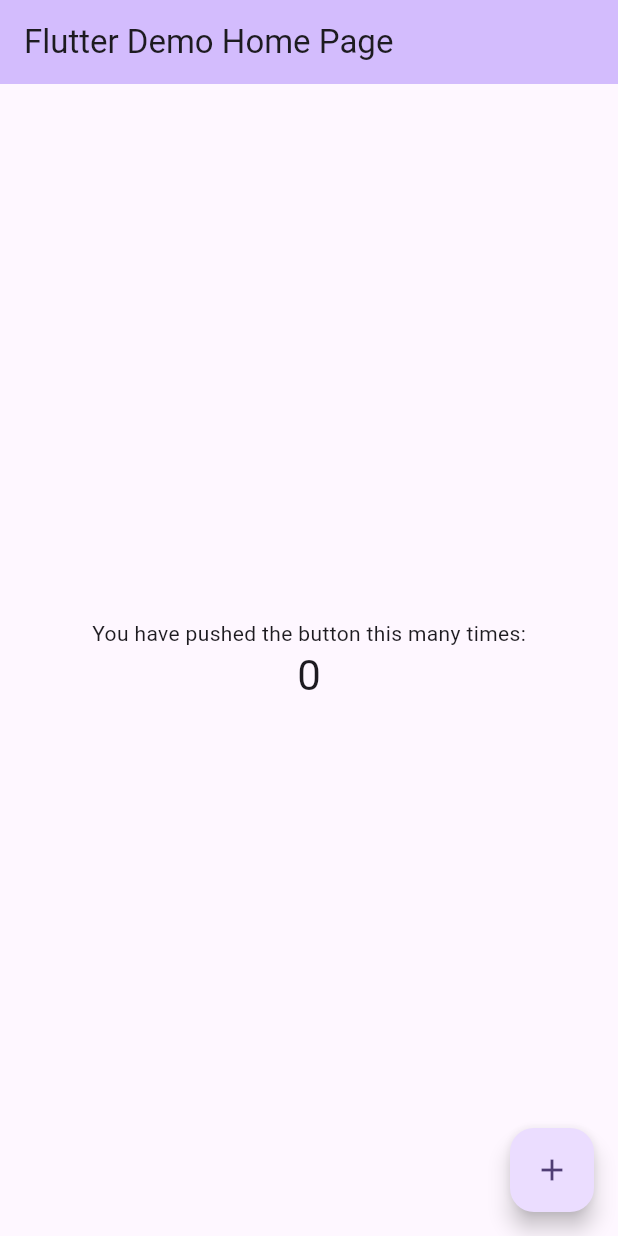
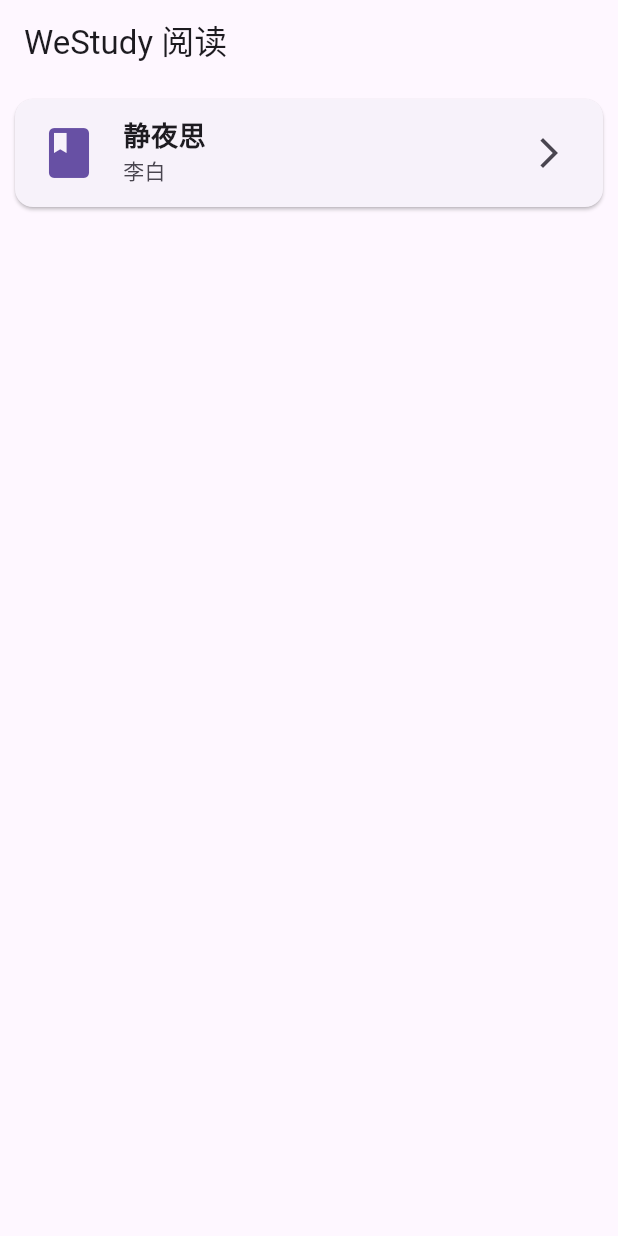
Before and after one commit to jinjiazhang/westudy, a Flutter app: the screen it shows after launch, on a phone screen of 412 x 824 dp. Run offline on Flutter 3.47's test engine with Material 3 defaults, Android fonts, the phone set to English and light mode, and no system bars.

Commit message:
初版代码

```diff
--- /dev/null
+++ b/lib/data/sample_data.dart
@@ -0,0 +1,48 @@
+import '../models/character_info_model.dart';
+import '../models/story_model.dart';
+
+// 示例生字数据
+// 在实际应用中，这部分数据可能非常庞大，需要从数据库或API获取
+final Map<String, CharacterInfo> sampleCharacterData = {
+  '床': CharacterInfo(character: '床', pinyin: 'chuáng', strokes: '7画', meaning: '供人躺在上面睡觉的家具。'),
+  '前': CharacterInfo(character: '前', pinyin: 'qián', strokes: '9画', meaning: '方位词。跟“后”相对。'),
+  '明': CharacterInfo(character: '明', pinyin: 'míng', strokes: '8画', meaning: '亮，与“暗”相对。'),
+  '月': CharacterInfo(character: '月', pinyin: 'yuè', strokes: '4画', meaning: '月球，通常指其在地球上的可见部分。'),
+  '光': CharacterInfo(character: '光', pinyin: 'guāng', strokes: '6画', meaning: '通常指照耀在物体上，使人能看见物体的那种物质。'),
+  '疑': CharacterInfo(character: '疑', pinyin: 'yí', strokes: '14画', meaning: '怀疑；不相信。'),
+  '是': CharacterInfo(character: '是', pinyin: 'shì', strokes: '9画', meaning: '表示肯定。'),
+  '地': CharacterInfo(character: '地', pinyin: 'dì', strokes: '6画', meaning: '地球的表面。'),
+  '霜': CharacterInfo(character: '霜', pinyin: 'shuāng', strokes: '17画', meaning: '接近地面空气中的水蒸气或水汽凝华而成的白色松脆的冰晶。'),
+  '举': CharacterInfo(character: '举', pinyin: 'jǔ', strokes: '9画', meaning: '向上抬，向上托。'),
+  '头': CharacterInfo(character: '头', pinyin: 'tóu', strokes: '5画', meaning: '人或动物脖子以上的部分。'),
+  '望': CharacterInfo(character: '望', pinyin: 'wàng', strokes: '11画', meaning: '向远处看；向高处看。'),
+  '低': CharacterInfo(character: '低', pinyin: 'dī', strokes: '7画', meaning: '从下向上距离小。跟“高”相对。'),
+  '故': CharacterInfo(character: '故', pinyin: 'gù', strokes: '9画', meaning: '缘故；原因。'),
+  '乡': CharacterInfo(character: '乡', pinyin: 'xiāng', strokes: '3画', meaning: '家乡；故乡。'),
+  // ... 可以添加更多字
+};
+
+// 示例故事数据
+final List<Story> sampleStories = [
+  Story(
+    title: '静夜思',
+    author: '李白',
+    backgroundImage: 'assets/images/night_sky.jpg', // 确保图片路径正确
+    pages: [
+      StoryPage(content: '床前明月光，'),
+      StoryPage(content: '疑是地上霜。'),
+      StoryPage(content: '举头望明月，'),
+      StoryPage(content: '低头思故乡。'),
+    ],
+  ),
+  // 你可以添加更多故事，例如鲁滨逊漂流记的节选
+  // Story(
+  //   title: '鲁滨逊漂流记 (节选)',
+  //   author: '丹尼尔·笛福',
+  //   backgroundImage: 'assets/images/island_background.jpg', // 换个背景
+  //   pages: [
+  //     StoryPage(content: '我于一六三二年，在约克市出生...'),
+  //     StoryPage(content: '我的父亲是一个不来梅的外地人...'),
+  //   ],
+  // ),
+];
--- a/lib/main.dart
+++ b/lib/main.dart
@@ -1,122 +1,23 @@
 import 'package:flutter/material.dart';
+import 'screens/home_screen.dart';
 
 void main() {
-  runApp(const MyApp());
+  runApp(WeStudyApp());
 }
 
-class MyApp extends StatelessWidget {
-  const MyApp({super.key});
+class WeStudyApp extends StatelessWidget {
+  const WeStudyApp({super.key});
 
-  // This widget is the root of your application.
   @override
   Widget build(BuildContext context) {
     return MaterialApp(
-      title: 'Flutter Demo',
+      title: 'WeStudy',
       theme: ThemeData(
-        // This is the theme of your application.
-        //
-        // TRY THIS: Try running your application with "flutter run". You'll see
-        // the application has a purple toolbar. Then, without quitting the app,
-        // try changing the seedColor in the colorScheme below to Colors.green
-        // and then invoke "hot reload" (save your changes or press the "hot
-        // reload" button in a Flutter-supported IDE, or press "r" if you used
-        // the command line to start the app).
-        //
-        // Notice that the counter didn't reset back to zero; the application
-        // state is not lost during the reload. To reset the state, use hot
-        // restart instead.
-        //
-        // This works for code too, not just values: Most code changes can be
-        // tested with just a hot reload.
-        colorScheme: ColorScheme.fromSeed(seedColor: Colors.deepPurple),
+        primarySwatch: Colors.blue, // 你可以自定义主题颜色
+        visualDensity: VisualDensity.adaptivePlatformDensity,
       ),
-      home: const MyHomePage(title: 'Flutter Demo Home Page'),
+      home: HomeScreen(),
+      debugShowCheckedModeBanner: false, // 去掉右上角的Debug标签
     );
   }
 }
-
-class MyHomePage extends StatefulWidget {
-  const MyHomePage({super.key, required this.title});
-
-  // This widget is the home page of your application. It is stateful, meaning
-  // that it has a State object (defined below) that contains fields that affect
-  // how it looks.
-
-  // This class is the configuration for the state. It holds the values (in this
-  // case the title) provided by the parent (in this case the App widget) and
-  // used by the build method of the State. Fields in a Widget subclass are
-  // always marked "final".
-
-  final String title;
-
-  @override
-  State<MyHomePage> createState() => _MyHomePageState();
-}
-
-class _MyHomePageState extends State<MyHomePage> {
-  int _counter = 0;
-
-  void _incrementCounter() {
-    setState(() {
-      // This call to setState tells the Flutter framework that something has
-      // changed in this State, which causes it to rerun the build method below
-      // so that the display can reflect the updated values. If we changed
-      // _counter without calling setState(), then the build method would not be
-      // called again, and so nothing would appear to happen.
-      _counter++;
-    });
-  }
-
-  @override
-  Widget build(BuildContext context) {
-    // This method is rerun every time setState is called, for instance as done
-    // by the _incrementCounter method above.
-    //
-    // The Flutter framework has been optimized to make rerunning build methods
-    // fast, so that you can just rebuild anything that needs updating rather
-    // than having to individually change instances of widgets.
-    return Scaffold(
-      appBar: AppBar(
-        // TRY THIS: Try changing the color here to a specific color (to
-        // Colors.amber, perhaps?) and trigger a hot reload to see the AppBar
-        // change color while the other colors stay the same.
-        backgroundColor: Theme.of(context).colorScheme.inversePrimary,
-        // Here we take the value from the MyHomePage object that was created by
-        // the App.build method, and use it to set our appbar title.
-        title: Text(widget.title),
-      ),
-      body: Center(
-        // Center is a layout widget. It takes a single child and positions it
-        // in the middle of the parent.
-        child: Column(
-          // Column is also a layout widget. It takes a list of children and
-          // arranges them vertically. By default, it sizes itself to fit its
-          // children horizontally, and tries to be as tall as its parent.
-          //
-          // Column has various properties to control how it sizes itself and
-          // how it positions its children. Here we use mainAxisAlignment to
-          // center the children vertically; the main axis here is the vertical
-          // axis because Columns are vertical (the cross axis would be
-          // horizontal).
-          //
-          // TRY THIS: Invoke "debug painting" (choose the "Toggle Debug Paint"
-          // action in the IDE, or press "p" in the console), to see the
-          // wireframe for each widget.
-          mainAxisAlignment: MainAxisAlignment.center,
-          children: <Widget>[
-            const Text('You have pushed the button this many times:'),
-            Text(
-              '$_counter',
-              style: Theme.of(context).textTheme.headlineMedium,
-            ),
-          ],
-        ),
-      ),
-      floatingActionButton: FloatingActionButton(
-        onPressed: _incrementCounter,
-        tooltip: 'Increment',
-        child: const Icon(Icons.add),
-      ), // This trailing comma makes auto-formatting nicer for build methods.
-    );
-  }
-}
--- /dev/null
+++ b/lib/screens/home_screen.dart
@@ -0,0 +1,37 @@
+import 'package:flutter/material.dart';
+import '../data/sample_data.dart';
+import 'reading_screen.dart';
+
+class HomeScreen extends StatelessWidget {
+  @override
+  Widget build(BuildContext context) {
+    return Scaffold(
+      appBar: AppBar(
+        title: Text('WeStudy 阅读'),
+      ),
+      body: ListView.builder(
+        itemCount: sampleStories.length,
+        itemBuilder: (context, index) {
+          final story = sampleStories[index];
+          return Card(
+            margin: EdgeInsets.all(10),
+            child: ListTile(
+              leading: Icon(Icons.book, size: 40, color: Theme.of(context).primaryColor),
+              title: Text(story.title, style: TextStyle(fontSize: 18, fontWeight: FontWeight.bold)),
+              subtitle: Text(story.author),
+              trailing: Icon(Icons.arrow_forward_ios),
+              onTap: () {
+                Navigator.push(
+                  context,
+                  MaterialPageRoute(
+                    builder: (context) => ReadingScreen(story: story),
+                  ),
+                );
+              },
+            ),
+          );
+        },
+      ),
+    );
+  }
+}
--- a/pubspec.yaml
+++ b/pubspec.yaml
@@ -61,6 +61,8 @@ flutter:
   # assets:
   #   - images/a_dot_burr.jpeg
   #   - images/a_dot_ham.jpeg
+  assets:
+    - assets/images/
 
   # An image asset can refer to one or more resolution-specific "variants", see
   # https://flutter.dev/to/resolution-aware-images
```
Also changed, not shown: lib/models/character_info_model.dart (added, +13 -0 lines), lib/models/story_model.dart (added, +21 -0 lines), lib/screens/reading_screen.dart (added, +127 -0 lines), lib/widgets/word_info_dialog.dart (added, +36 -0 lines), assets/images/night_sky.jpg (added), 1 other file.
